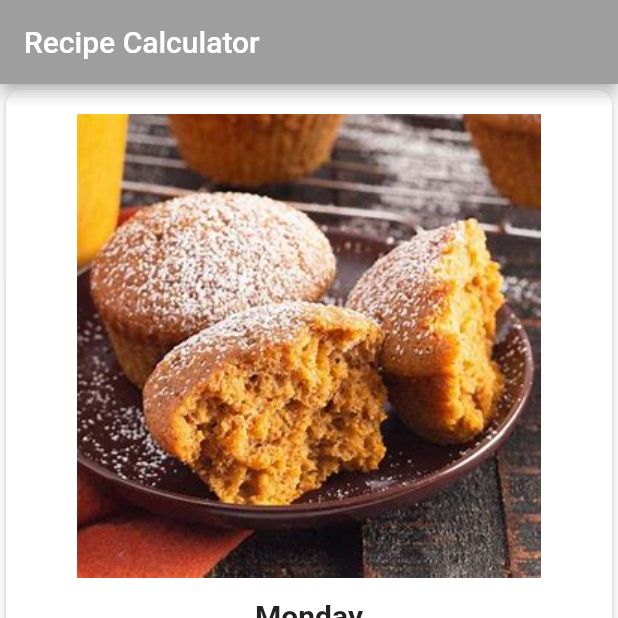
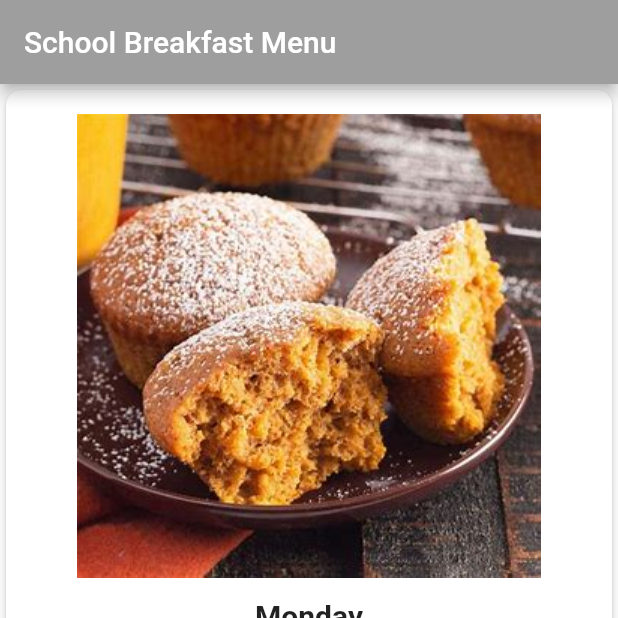
Before and after one commit to AnisiaWong/SchoolMenu, a Flutter app: the screen it shows after launch, on a phone screen of 412 x 824 dp, the top half of it. Run offline on Flutter 3.47's test engine with Material 2 defaults, Android fonts, the phone set to English and light mode, and no system bars; Roboto replaces fonts that are missing (Palatino).

Commit message:
Update main.dart

```diff
--- a/lib/main.dart
+++ b/lib/main.dart
@@ -18,7 +18,7 @@ class MenuApp extends StatelessWidget {
     // 3
     return MaterialApp(
       // 4
-      title: 'Recipe Calculator',
+      title: 'School Menu',
       // 5
       theme: theme.copyWith(
           colorScheme: theme.colorScheme.copyWith(
@@ -27,7 +27,7 @@ class MenuApp extends StatelessWidget {
           ),
       ),
       // 6
-      home: const MyHomePage(title: 'Recipe Calculator'),
+      home: const MyHomePage(title: 'School Breakfast Menu'),
     );
   }
 }
```
